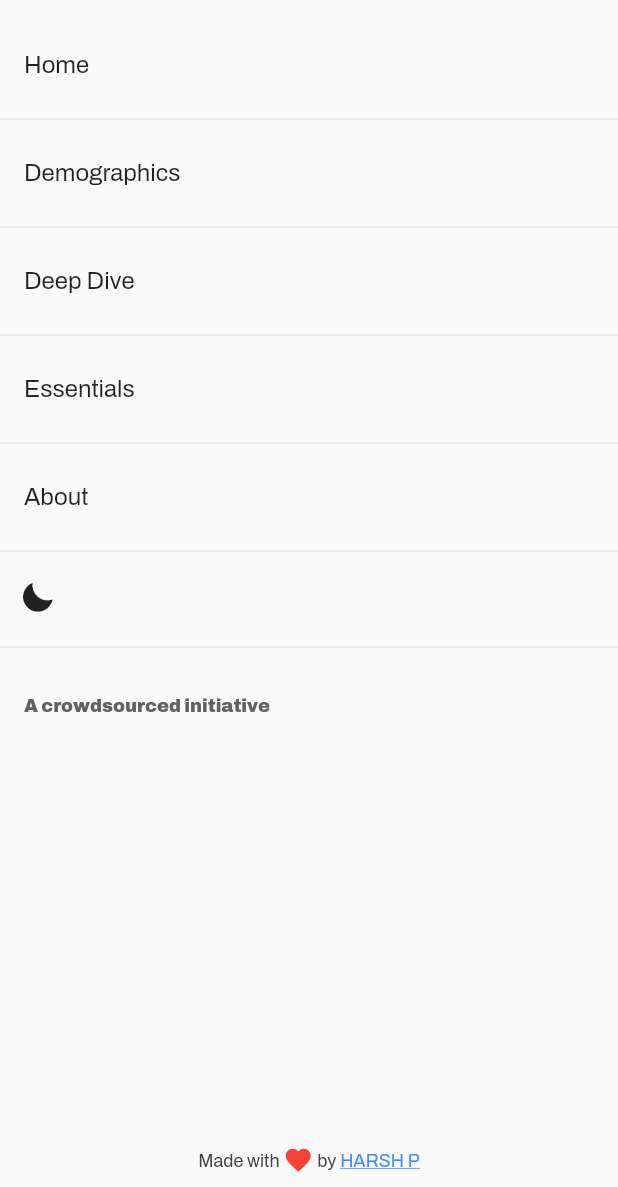
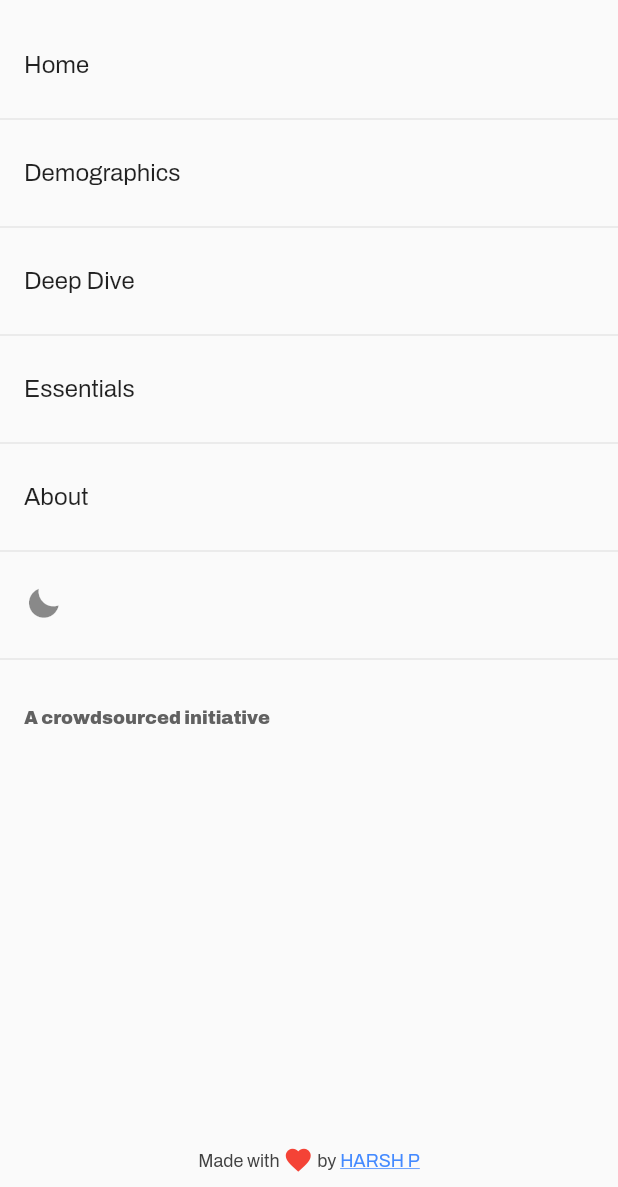
Before and after one commit to pharshdev/covid19india, a Flutter app: the screen it shows after launch, after a tap on "Menu", on a phone screen of 412 x 824 dp, the part 49-1236 px from its top. Run offline on Flutter 3.47's test engine with Material 2 defaults, Android fonts, the phone set to English and light mode, and no system bars; our stand-ins replace bloc, bot_toast, dynamic_theme, equatable, flutter_bloc, google_fonts and 1 more; missing offline and left inert: floating_search_bar.

```diff
--- a/lib/blocs/cloud_bloc.dart
+++ b/lib/blocs/cloud_bloc.dart
@@ -13,7 +13,9 @@ class CloudBloc extends Bloc<CloudEvent, CloudState> {
   final Repo repo;
   NationalData nationalData;
 
-  CloudBloc({@required this.repo}) : assert(repo != null);
+  CloudBloc({@required this.repo}) : assert(repo != null) {
+    repo.loadPrefs();
+  }
   @override
   CloudState get initialState => CloudInitial();
 
--- a/lib/main.dart
+++ b/lib/main.dart
@@ -41,14 +41,16 @@ class App extends StatelessWidget {
 
   @override
   Widget build(BuildContext context) {
-    return DynamicTheme(
+    return BlocProvider(
+      create: (context) => CloudBloc(repo: repo),
+      child: DynamicTheme(
         defaultBrightness: Brightness.light,
         data: (brightness) => ThemeData(
           brightness: brightness,
           fontFamily: GoogleFonts.archivo().fontFamily,
           textTheme: TextTheme(
-            button:
-                TextStyle(color: Colors.black54, fontWeight: FontWeight.bold)),
+              button: TextStyle(
+                  color: Colors.black54, fontWeight: FontWeight.bold)),
           primarySwatch: Colors.blue,
           visualDensity: VisualDensity.adaptivePlatformDensity,
         ),
@@ -58,9 +60,7 @@ class App extends StatelessWidget {
           debugShowCheckedModeBanner: false,
           title: 'Covid19India',
           theme: theme,
-        home: BlocProvider(
-          create: (context) => CloudBloc(repo: repo),
-          child: HomeScreen(),
+          home: HomeScreen(),
         ),
       ),
     );
--- a/lib/repo/repo.dart
+++ b/lib/repo/repo.dart
@@ -1,8 +1,23 @@
 import 'package:covid19india/models/national_data.dart';
+import 'package:shared_preferences/shared_preferences.dart';
 
 import 'data_store.dart';
 
 class Repo {
+  SharedPreferences userPrefs;
+
+  Future<void> loadPrefs() async {
+    userPrefs = await SharedPreferences.getInstance();
+  }
+
+  void switchNightMode() async {
+    await userPrefs.setBool('nightmode', !getNightMode());
+  }
+
+  bool getNightMode() {
+    return userPrefs.getBool('nightmode') ?? false;
+  }
+
   Future<dynamic> getNationalData() {
     return Future.value(nationalDataFromJson(nationalData));
   }
--- a/lib/screens/menuscreen.dart
+++ b/lib/screens/menuscreen.dart
@@ -1,12 +1,14 @@
 import 'dart:math';
 
 import 'package:bot_toast/bot_toast.dart';
+import 'package:covid19india/blocs/cloud_bloc.dart';
 import 'package:covid19india/repo/common.dart';
 import 'package:covid19india/screens/aboutscreen.dart';
 import 'package:covid19india/screens/essentials.dart';
 import 'package:covid19india/widgets/screen.dart';
 import 'package:dynamic_theme/dynamic_theme.dart';
 import 'package:flutter/material.dart';
+import 'package:flutter_bloc/flutter_bloc.dart';
 
 class MenuScreen extends StatelessWidget {
   @override
@@ -49,12 +51,10 @@ class MenuScreen extends StatelessWidget {
                     MaterialPageRoute(builder: (ctx) => AboutScreen()));
               }),
           Divider(),
-          Align(
-              alignment: Alignment.centerLeft,
-              child: IconButton(
-                  icon: Transform.rotate(
-                      angle: 130 * pi / 180, child: Icon(Icons.brightness_2)),
-                  onPressed: () => changeBrightness(context))),
+          ListTile(
+              onTap: () => changeBrightness(context),
+              leading: Transform.rotate(
+                  angle: 130 * pi / 180, child: Icon(Icons.brightness_2))),
           Divider(),
           SizedBox(height: 24.0),
           Container(
@@ -95,8 +95,9 @@ class MenuScreen extends StatelessWidget {
   }
 
   changeBrightness(context) {
-    bool value = true;
+    bool value = BlocProvider.of<CloudBloc>(context).repo.getNightMode();
     DynamicTheme.of(context)
         .setBrightness(value ? Brightness.dark : Brightness.light);
+    BlocProvider.of<CloudBloc>(context).repo.switchNightMode();
   }
 }
```
Lines whose indentation alone changed are shown as unchanged.
